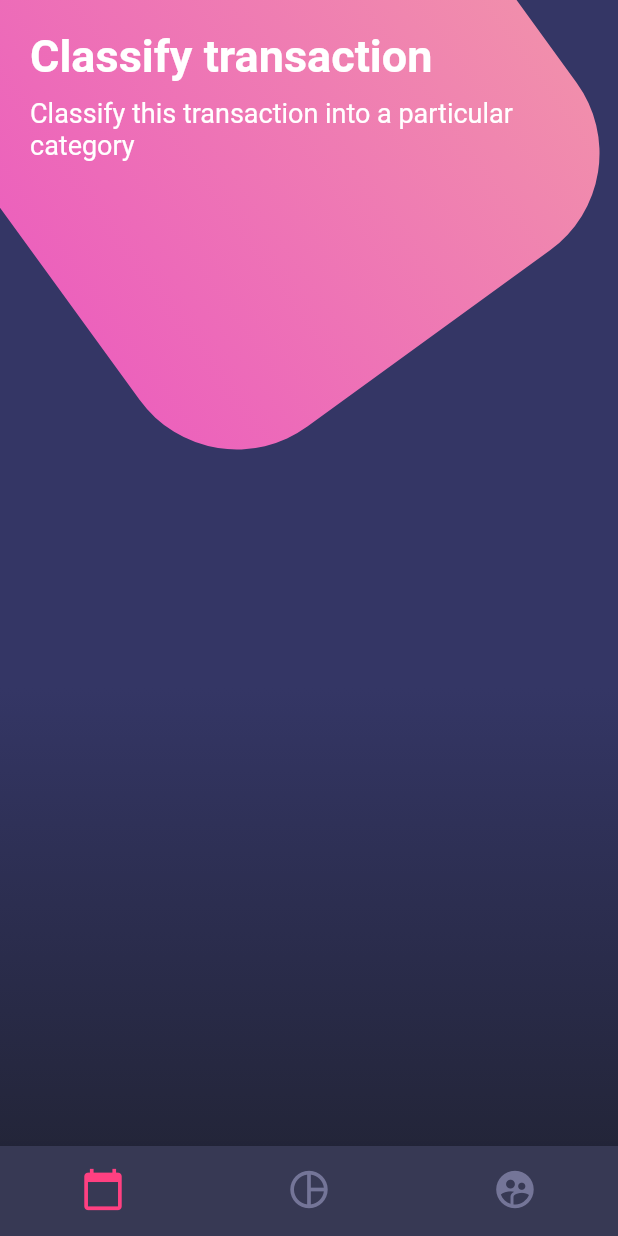
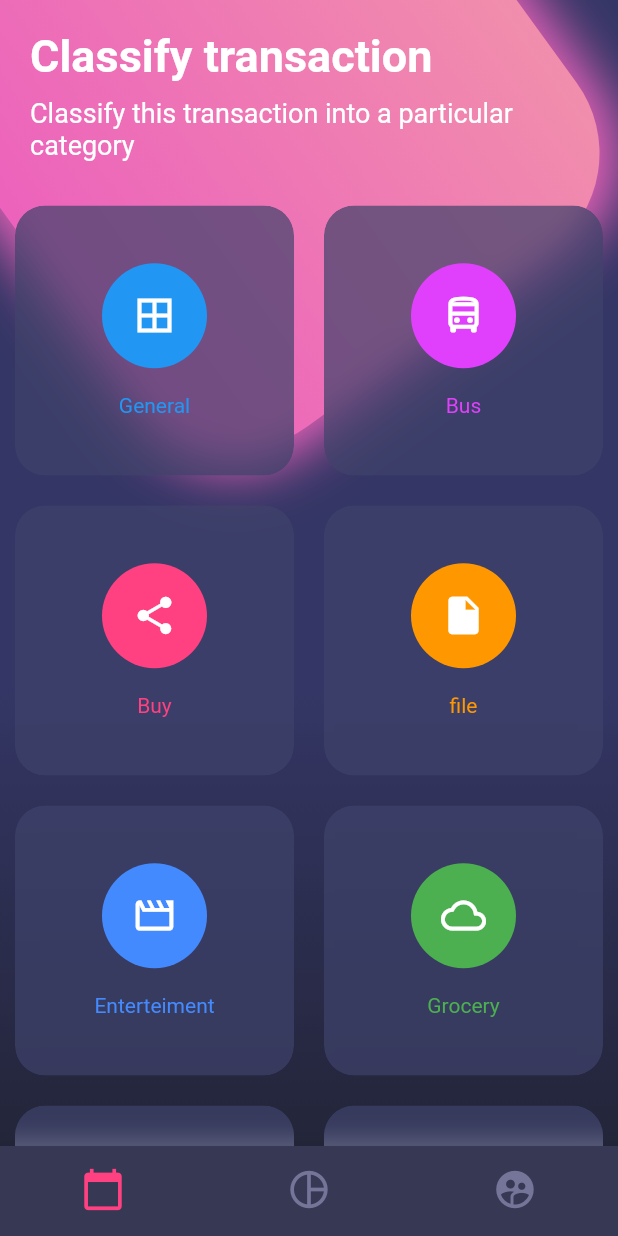
Before and after one commit to lmdelgallego/disenosFlutter, a Flutter app: the screen it shows after launch, on a phone screen of 412 x 824 dp. Run offline on Flutter 3.47's test engine with Material 2 defaults, Android fonts, the phone set to English and light mode, and no system bars.

Commit message:
finish dashboard

```diff
--- a/lib/src/pages/dashboard_page.dart
+++ b/lib/src/pages/dashboard_page.dart
@@ -1,4 +1,5 @@
 import 'dart:math';
+import 'dart:ui';
 
 import 'package:flutter/material.dart';
 import 'package:flutter/services.dart';
@@ -19,6 +20,7 @@ class DashboardPage extends StatelessWidget {
             child: Column(
               children: [
                 _titleContent(),
+                _buttonsGrid(),
               ],
             ),
           )
@@ -28,7 +30,7 @@ class DashboardPage extends StatelessWidget {
     );
   }
 
-  BottomNavigationBar _buildBottomNavigationBar() {
+  Widget _buildBottomNavigationBar() {
     return BottomNavigationBar(
       backgroundColor: Color.fromRGBO(55, 57, 84, 1.0),
       selectedItemColor: Colors.pinkAccent,
@@ -81,6 +83,13 @@ class DashboardPage extends StatelessWidget {
         height: 360.0,
         width: 360.0,
         decoration: BoxDecoration(
+          boxShadow: [
+            BoxShadow(
+              blurRadius: 30,
+              color: Color.fromRGBO(236, 98, 188, 1.0),
+              spreadRadius: 10,
+            ),
+          ],
           borderRadius: BorderRadius.circular(80.0),
           gradient: LinearGradient(
             colors: [
@@ -131,4 +140,83 @@ class DashboardPage extends StatelessWidget {
       ),
     );
   }
+
+  Widget _buttonsGrid() {
+    return Table(
+      children: [
+        TableRow(
+          children: [
+            _customButtomItem(Colors.blue, Icons.border_all, 'General'),
+            _customButtomItem(
+                Colors.purpleAccent, Icons.directions_bus_outlined, 'Bus'),
+          ],
+        ),
+        TableRow(
+          children: [
+            _customButtomItem(Colors.pinkAccent, Icons.share, 'Buy'),
+            _customButtomItem(Colors.orange, Icons.insert_drive_file, 'file'),
+          ],
+        ),
+        TableRow(
+          children: [
+            _customButtomItem(
+                Colors.blueAccent, Icons.movie_outlined, 'Enterteiment'),
+            _customButtomItem(Colors.green, Icons.cloud_outlined, 'Grocery'),
+          ],
+        ),
+        TableRow(
+          children: [
+            _customButtomItem(Colors.red, Icons.collections, 'Photos'),
+            _customButtomItem(Colors.tealAccent, Icons.help_outline, 'Help'),
+          ],
+        ),
+        TableRow(
+          children: [
+            _customButtomItem(
+                Colors.blueGrey, Icons.settings_outlined, 'Settings'),
+            _customButtomItem(Colors.lime, Icons.share_outlined, 'Shared'),
+          ],
+        ),
+      ],
+    );
+  }
+
+  Widget _customButtomItem(Color color, IconData icon, String label) {
+    return Container(
+      margin: EdgeInsets.all(10),
+      child: ClipRRect(
+        clipBehavior: Clip.antiAlias,
+        borderRadius: BorderRadius.circular(20),
+        child: BackdropFilter(
+          filter: ImageFilter.blur(sigmaX: 10, sigmaY: 10),
+          child: Container(
+            height: 180,
+            padding: EdgeInsets.all(30),
+            decoration: BoxDecoration(
+              color: Color.fromRGBO(62, 66, 106, 0.7),
+              borderRadius: BorderRadius.circular(20),
+            ),
+            child: Column(
+              mainAxisAlignment: MainAxisAlignment.spaceAround,
+              children: [
+                CircleAvatar(
+                  radius: 35,
+                  backgroundColor: color,
+                  child: Icon(
+                    icon,
+                    color: Colors.white,
+                    size: 30,
+                  ),
+                ),
+                Text(
+                  label,
+                  style: TextStyle(color: color),
+                )
+              ],
+            ),
+          ),
+        ),
+      ),
+    );
+  }
 }
```
